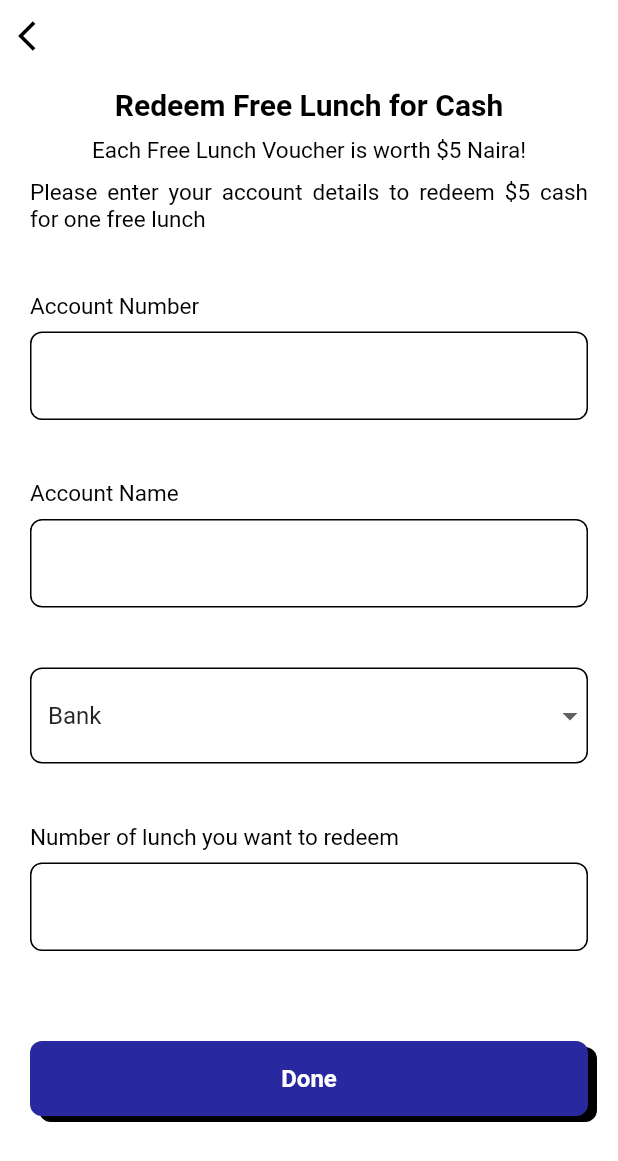
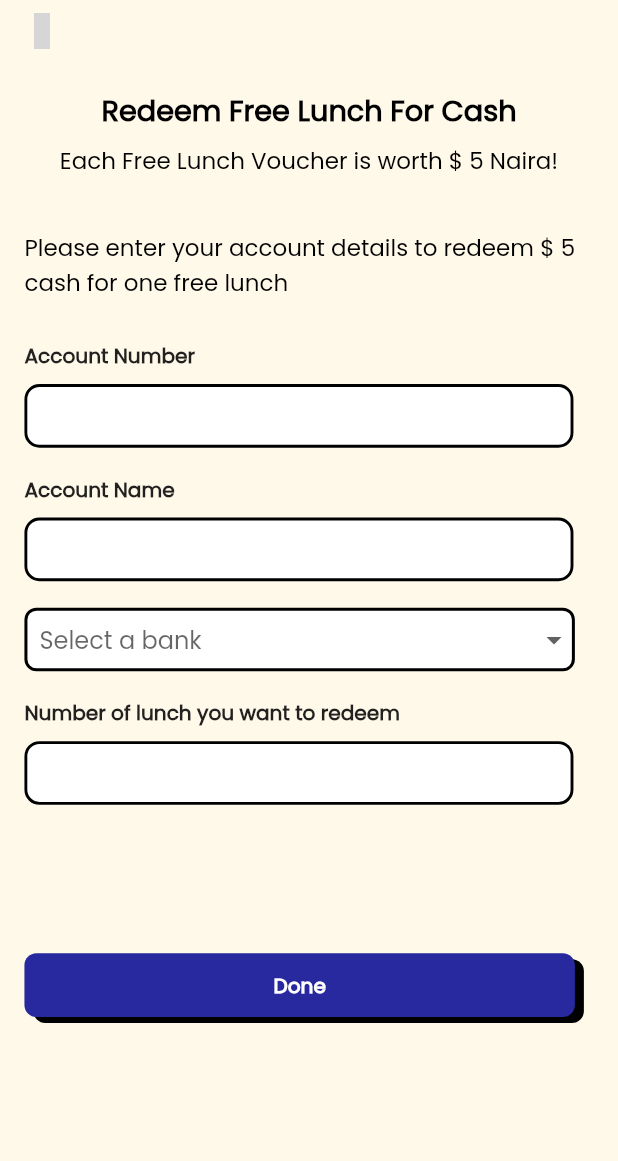
Before and after one commit to hngx-org/Lightning-food-mobile, a Flutter app: the RedeemScreen screen opened directly, after a tap on "Redeem Free Lunch for Cash", on a phone screen of 412 x 824 dp. Shown: the top 1161 px of the screen. Run offline on Flutter 3.47's test engine with Material 2 defaults, Android fonts, the phone set to English and light mode, and no system bars; our stand-ins replace confetti, flutter_screenutil, flutter_svg, google_fonts, iconsax; Roboto replaces fonts that are missing (Opensans); grey boxes are pictures that could not be loaded.

Commit message:
fixed overflow

```diff
--- a/lib/views/redeem_free_lunch/cashGreen.dart
+++ b/lib/views/redeem_free_lunch/cashGreen.dart
@@ -1,103 +1,110 @@
-// ignore_for_file: prefer_const_constructors, sized_box_for_whitespace, non_constant_identifier_names, deprecated_member_use
-
 import 'package:flutter/material.dart';
-import 'package:flutter_svg/flutter_svg.dart';
+import 'package:flutter_screenutil/flutter_screenutil.dart';
+import 'package:iconsax/iconsax.dart';
 import 'package:lightning_food_mobile/constants/app_colors.dart';
 import 'package:lightning_food_mobile/constants/app_widgets.dart';
 
-class CashGreen extends StatefulWidget {
-  const CashGreen({super.key});
-
+class CashGreenScreen extends StatefulWidget {
+  const CashGreenScreen({super.key});
 
   @override
-  State<CashGreen> createState() => _CashGreenState();
+  State<CashGreenScreen> createState() => _CashGreenScreenState();
 }
 
-class _CashGreenState extends State<CashGreen> {
-
+class _CashGreenScreenState extends State<CashGreenScreen> {
   TextEditingController accountNumberController = TextEditingController();
-  TextEditingController accountNameController= TextEditingController();
+  TextEditingController accountNameController = TextEditingController();
   TextEditingController bankController = TextEditingController();
   TextEditingController numberOfLunchController = TextEditingController();
-
-  // This line is just a test, it shoould be removed and replace with the api call
-  List<String> bankD = ["Bank","First Bank", "Polaris", "UBA", "GTB"];
+  String? chooseBank;
+  List<String> bank = ["Bank", "First Bank", "Polaris", "UBA", "GTB"];
 
   @override
-  void initState(){
-    super.initState();
-  }
-
-  Widget inputDetail(String title){
-    return Container(
-        padding: const EdgeInsets.all(10.0),
-        margin: EdgeInsets.all(10),
+  Widget build(BuildContext context) {
+    return Scaffold(
+      backgroundColor: AppColor.bgColor,
+      body: SafeArea(
         child: SingleChildScrollView(
+          child: Padding(
+            padding: EdgeInsets.symmetric(horizontal: 17.w, vertical: 10.h),
             child: Column(
               crossAxisAlignment: CrossAxisAlignment.start,
               children: [
-              Text(
-                title,
-                textAlign: TextAlign.justify,
+                GestureDetector(
+                  onTap: () {},
+                  child: const Icon(Iconsax.arrow_left),
+                ),
+                SizedBox(
+                  height: 30.h,
+                ),
+                Center(
+                  child: Text(
+                    'Redeem Free Lunch For Cash',
                     style: TextStyle(
+                      fontSize: 20.sp,
                       color: Colors.black,
-                  fontFamily: 'Opensans',
-                  fontSize: 15,
-                  // fontWeight: FontWeight.bold
+                      fontWeight: FontWeight.w700,
                     ),
                   ),
-              SizedBoxH(8),
-              TextField(
-                cursorColor: Colors.black, // Set the vertical pointer color to black
-                // controller: body,
-                decoration: InputDecoration(
-                  enabledBorder: OutlineInputBorder(
-                    borderRadius: BorderRadius.circular(8.0),
-                    borderSide: BorderSide(color: Colors.black),
                 ),
-                  focusedBorder: OutlineInputBorder(
-                    borderRadius: BorderRadius.circular(8.0),
-                    borderSide: BorderSide(color: Colors.black),
+                SizedBox(
+                  height: 8.h,
                 ),
-                )
-              ),
-            ],
+                Center(
+                  child: Text(
+                    'Each Free Lunch Voucher is worth \$ 5 Naira!',
+                    style: TextStyle(
+                      fontSize: 16.sp,
+                      color: Colors.black,
+                      fontWeight: FontWeight.w500,
                     ),
                   ),
-      );
-  }
-
-  Widget inputBankDetail(String title, List<String> banks, String selectedBank) {
-    return Container(
-      padding: const EdgeInsets.all(10.0),
-      margin: EdgeInsets.all(10),
-      child: SingleChildScrollView(
-        child: DropdownButtonFormField<String>(
-          value: selectedBank,
-          onChanged: (newValue) {
-            // Handle bank selection here
-            setState(() {
-              selectedBank = newValue!;
-            });
-          },
-          items: banks.map((bank) {
-              return DropdownMenuItem(
-                value: bank,
-                child: Text(bank),
-              );
-            }
-          ).toList(),
-          decoration: InputDecoration(
-            floatingLabelBehavior: FloatingLabelBehavior.never,
-            labelText: title,
-            labelStyle: TextStyle(color: Colors.black),
-            enabledBorder: OutlineInputBorder(
-              borderRadius: BorderRadius.circular(8.0),
-              borderSide: BorderSide(color: Colors.black),
                 ),
-            focusedBorder: OutlineInputBorder(
-              borderRadius: BorderRadius.circular(8.0),
-              borderSide: BorderSide(color: Colors.black),
+                SizedBox(
+                  height: 40.h,
+                ),
+                Text(
+                  'Please enter your account details to redeem \$ 5  cash for one free lunch',
+                  style: TextStyle(
+                    fontSize: 16.sp,
+                    color: Colors.black,
+                    fontWeight: FontWeight.w500,
+                  ),
+                ),
+                SizedBox(
+                  height: 31.h,
+                ),
+                _textFieldTile(
+                    text: 'Account Number',
+                    textEditingController: accountNumberController),
+                SizedBox(
+                  height: 20.h,
+                ),
+                _textFieldTile(
+                    text: 'Account Name',
+                    textEditingController: accountNameController),
+                SizedBox(
+                  height: 20.h,
+                ),
+                _selectPaymentMethod('Bank', bank, 'Bank'),
+                SizedBox(
+                  height: 20.h,
+                ),
+                _textFieldTile(
+                    text: 'Number of lunch you want to redeem',
+                    textEditingController: accountNumberController),
+                SizedBox(
+                  height: 112.h,
+                ),
+                AppButton(
+                    height: 48.h,
+                    width: 383.w,
+                    buttonText: 'Done',
+                    buttonTextColor: Colors.white,
+                    onTap: () {},
+                    buttonColor: AppColor.primaryColor,
+                    fontSize: 14.sp),
+              ],
             ),
           ),
         ),
@@ -105,122 +112,82 @@ class _CashGreenState extends State<CashGreen> {
     );
   }
 
-
-  Widget SizedBoxH(double h){
-    return SizedBox(
-      height: h,
+  Widget _textFieldTile(
+      {required String text,
+      required TextEditingController textEditingController}) {
+    return Column(
+      crossAxisAlignment: CrossAxisAlignment.start,
+      children: [
+        Text(
+          text,
+          style: TextStyle(
+            fontSize: 14.sp,
+            fontWeight: FontWeight.w600,
+          ),
+        ),
+        SizedBox(
+          height: 10.h,
+        ),
+        SizedBox(
+          height: 48.h,
+          width: 382.w,
+          child: TextField(
+            controller: textEditingController,
+            maxLines: 3,
+            decoration: InputDecoration(
+              contentPadding: EdgeInsets.symmetric(
+                horizontal: 10.w,
+                vertical: 10.h,
+              ),
+              fillColor: Colors.white,
+              filled: true,
+              border: InputBorder.none,
+              enabledBorder: OutlineInputBorder(
+                borderRadius: BorderRadius.circular(10),
+                borderSide: BorderSide(width: 2.w),
+              ),
+              focusedBorder: OutlineInputBorder(
+                borderRadius: BorderRadius.circular(10),
+                borderSide: const BorderSide(width: 2),
+              ),
+            ),
+          ),
+        ),
+      ],
     );
   }
 
-  Widget SimpleText(String title, TextAlign textAlign, double fontSize,  FontWeight? fontweight){
-    return Text(
-      title,
-      textAlign: textAlign,
-      style: TextStyle(
-        color: Colors.black,
-        fontFamily: 'Opensans',
-        fontSize: fontSize,
-        fontWeight: fontweight,
+  Widget _selectPaymentMethod(
+      String text, List<String> bank, String selectedBank) {
+    return Container(
+      height: 48.h, // Set the height for the field
+      width: 383.w,
+      decoration: BoxDecoration(
+        color: Colors.white,
+        border: Border.all(width: 2, color: Colors.black),
+        borderRadius: BorderRadius.circular(8),
+      ),
+      child: DropdownButton<String>(
+        isExpanded: true,
+        underline: const SizedBox(),
+        value: chooseBank,
+        onChanged: (newValue) {
+          setState(() {
+            chooseBank = newValue!;
+          });
+        },
+        items: bank.map((banks) {
+          return DropdownMenuItem(
+            value: banks,
+            child: Padding(
+              padding: const EdgeInsets.symmetric(horizontal: 12.0),
+              child: Text(banks),
             ),
           );
-  }
-
-
-  @override
-  Widget build(BuildContext context) {
-
-    return MaterialApp(
-      debugShowCheckedModeBanner: false,
-      home: Scaffold(
-        backgroundColor: Colors.white,
-        body: ListView(
-          children: [
-            // Left Arrow
-            Container(
-              alignment: Alignment(-1.0,-1.0),
-              child: IconButton(
-                onPressed: (){
-                  Navigator.pop(context);
-                },
-                icon:Icon(
-                  Icons.arrow_back_ios,
-                  color: Colors.black,
-                ),
-              ),
-            ),
-            SizedBoxH(10.0),
-            SimpleText(
-              'Redeem Free Lunch for Cash',
-              TextAlign.center,
-              20,
-              FontWeight.bold
-            ),
-            SizedBoxH(10.0),
-            SimpleText(
-            'Each Free Lunch Voucher is worth \$5 Naira!',
-            TextAlign.center,15.0, null
-            ),
-            SizedBoxH(10.0),
-            Container(
-              padding: EdgeInsets.only(left: 20, right: 20),
-              child: SimpleText(
-                'Please enter your account details to redeem \$5  cash for one free lunch',
-                TextAlign.justify,15.0,null
-              ),
-            ),
-            SizedBoxH(20),
-            inputDetail('Account Number'),
-            inputDetail('Account Name'),
-            inputBankDetail("Bank", bankD, "Bank"),
-            inputDetail('Number of lunch you want to redeem'),
-            const Spacer(),
-            SizedBoxH(20),
-
-            Container(
-              padding: const EdgeInsets.all(20.0),
-                width: 382,
-                height: 90,
-                child: AppButton(
-                  height: 48,
-                  width: 382,
-                  buttonText: "Done",
-                  buttonTextColor: Colors.white,
-                  onTap: () {showDialog<String>(
-                      barrierColor: Color.fromRGBO(49, 49, 49, 0.8),
-                      context: context,
-                      builder: (BuildContext context) =>
-                    DialogueBox(
-                      dialogIcon:
-                      Center(
-                        child:
-                          SvgPicture.asset(
-                            'images/vuesax-outline-tick-circle.svg',
-                            height: 120,
-                            width: 120,
-                        ),
-                      ),
-                      dialogText: Text("Successful"),
-                      dialogButton:
-                        AppButton(
-                          height: 48,
-                          width: 382,
-                          buttonText: "Close",
-                          buttonTextColor: Colors.white,
-                          onTap: () {
-                            Navigator.pop(context);
-                          },
-                          buttonColor: AppColor.primaryColor,
-                          fontSize: 16
-                        ),
-                    )
-                  );
-                },
-                buttonColor: AppColor.primaryColor,
-                fontSize: 16
-              ),
-            ),
-            const Spacer(),
-          ],
+        }).toList(),
+        hint: const Padding(
+          padding: EdgeInsets.only(left: 8.0),
+          child: Text('Select a bank'),
         ),
       ),
     );
--- a/lib/views/redeem_free_lunch/redeemGreen.dart
+++ b/lib/views/redeem_free_lunch/redeemGreen.dart
@@ -1,15 +1,16 @@
 // ignore_for_file: sized_box_for_whitespace, deprecated_member_use, non_constant_identifier_names
 
 import 'package:flutter/material.dart';
+import 'package:flutter_screenutil/flutter_screenutil.dart';
+import 'package:iconsax/iconsax.dart';
 import 'package:lightning_food_mobile/constants/app_colors.dart';
+import 'package:lightning_food_mobile/constants/app_widgets.dart';
 import 'package:lightning_food_mobile/views/redeem_free_lunch/cashGreen.dart';
-import 'package:lightning_food_mobile/constants/app_widgets.dart';
 
-class RedeemScreen extends StatelessWidget{
+class RedeemScreen extends StatelessWidget {
   const RedeemScreen({super.key});
 
-
-  Widget SizedBoxH(double h){
+  Widget SizedBoxH(double h) {
     return SizedBox(
       height: h,
     );
@@ -23,29 +24,28 @@ class RedeemScreen extends StatelessWidget{
           children: [
             // Left Arrow
             Container(
-                alignment: const Alignment(-1.0,-1.0),
+              alignment: const Alignment(-1.0, -1.0),
               child: IconButton(
-                  onPressed: (){
+                onPressed: () {
                   Navigator.pop(context);
                 },
-                  icon:const Icon(
-                    Icons.arrow_back_ios,
+                icon: const Icon(
+                  Iconsax.arrow_left,
                   color: Colors.black,
                 ),
               ),
             ),
-              SizedBoxH(10.0),
+            SizedBoxH(13.0),
             //
             Container(
               width: 382,
               height: 60,
-                child: const Text(
-                  'Joy Lu sent you a free lunch with a note',
+              child: Text(
+                'Joy Lu sent you a free lunch with\n a note',
                 textAlign: TextAlign.center,
                 style: TextStyle(
                   color: Colors.black,
-                    fontFamily: 'Poppins',
-                    fontSize: 20,
+                  fontSize: 20.sp,
                   fontWeight: FontWeight.w600,
                   height: 1,
                 ),
@@ -56,46 +56,44 @@ class RedeemScreen extends StatelessWidget{
             Container(
               padding: const EdgeInsets.fromLTRB(16, 8, 16, 8),
               width: 382,
+              margin: EdgeInsets.symmetric(horizontal: 20.w),
               height: 122,
               decoration: BoxDecoration(
                 border: Border.all(
-                    color: Colors.black,
-                    width: 2.0,
-                    style: BorderStyle.solid
-                  ),
+                    color: Colors.black, width: 2.0, style: BorderStyle.solid),
                 borderRadius: BorderRadius.circular(24),
                 color: const Color.fromRGBO(255, 219, 88, 1),
               ),
-                child: const Center(
+              child: Center(
                 child: Text(
                   "\"Hello Maya, I am gifting you a free lunch for giving such a stellar presentation today. Well done!\"",
                   style: TextStyle(
                     fontStyle: FontStyle.italic,
                     fontWeight: FontWeight.w500,
-                      fontSize: 20,
+                    fontSize: 20.sp,
                     fontFamily: 'Poppins',
-                    ),),
                   ),
                 ),
-              Expanded(
-                flex: 2,
-                child: SizedBoxH(40.0)),
-                AppButton(
+              ),
+            ),
+            Expanded(flex: 2, child: SizedBoxH(40.0)),
+            Padding(
+              padding: const EdgeInsets.symmetric(horizontal: 20.0),
+              child: AppButton(
                   height: 48,
                   width: 382,
                   buttonText: "Redeem Free Lunch for Cash",
                   buttonTextColor: Colors.white,
                   onTap: () {
-                    Navigator.of(context).push(MaterialPageRoute(builder: (_) => const CashGreen()));
+                    Navigator.of(context).push(MaterialPageRoute(
+                        builder: (_) => const CashGreenScreen()));
                   },
                   buttonColor: AppColor.primaryColor,
-                  fontSize: 16
+                  fontSize: 16),
             ),
             Expanded(flex: 4, child: SizedBoxH(60.0))
-
           ],
         ),
-
       ),
     );
   }
```
Lines whose indentation alone changed are shown as unchanged.
